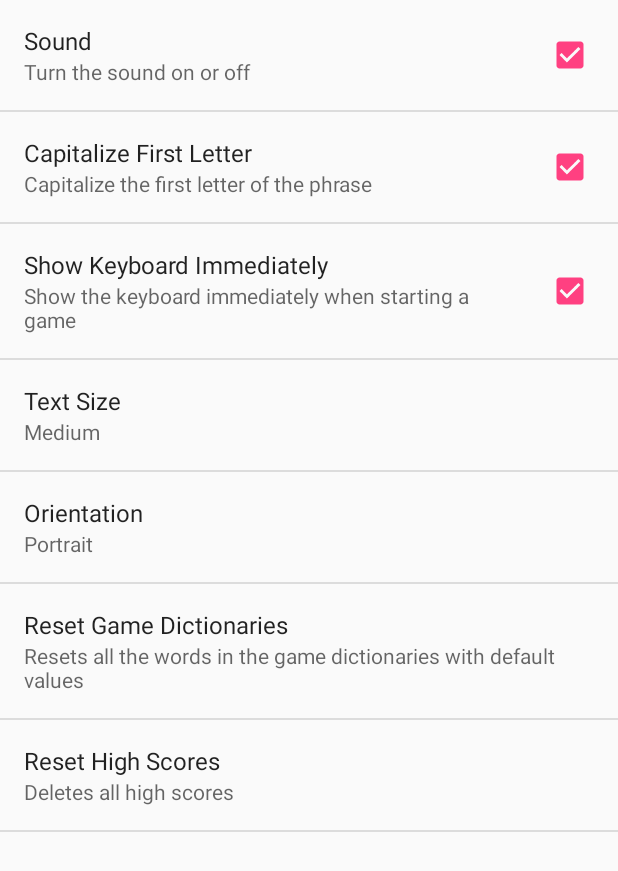
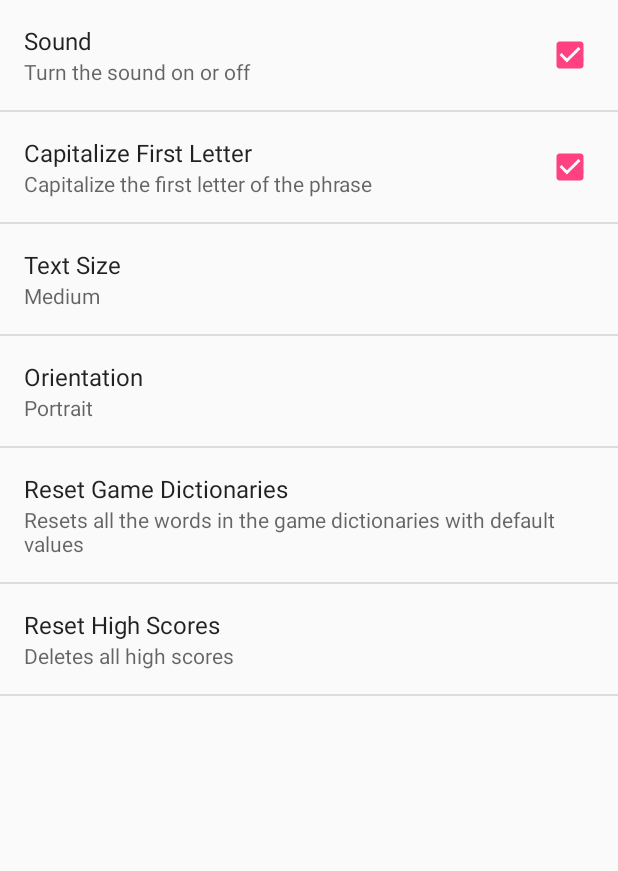
Before and after one commit to jeremy-wenzel/Tap-Tap-Tap, an Android app: the SettingsActivity screen opened directly, with no data from a screen before it, on a phone screen of 412 x 824 dp. Shown: the top 871 px of the screen. Run offline under Robolectric (Android 15) with nearby library versions, the phone set to English and light mode, and no system bars.

Commit message:
Removed another preference

```diff
--- a/TapTapTap/app/src/main/res/xml/preferences.xml
+++ b/TapTapTap/app/src/main/res/xml/preferences.xml
@@ -14,12 +14,6 @@
         android:title="@string/capitalize_first_letter"
         android:defaultValue="true"
         android:summary="Capitalize the first letter of the phrase"/>
-
-    <CheckBoxPreference
-        android:key="show_keyboard"
-        android:title="@string/show_keyboard_immediately"
-        android:defaultValue="true"
-        android:summary="Show the keyboard immediately when starting a game"/>
 
     <ListPreference
         android:key="text_size"
```
